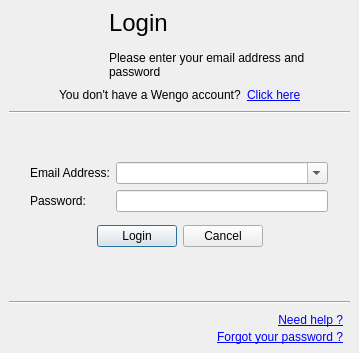
The window that wengophone/src/presentation/qt/login/LoginWindow.ui (tkrotoff/WengoPhone) describes before a commit, drawn with Qt 5.
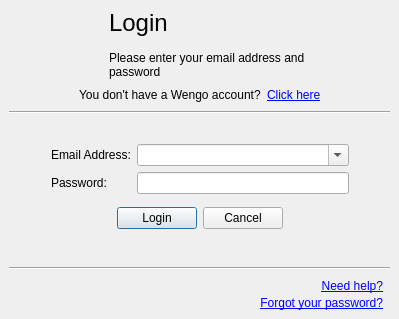
The same window after the commit. Icons and pictures are not drawn.

Commit message: - Fix inside french translation - Login window with better english texts

Patch:
```diff
--- a/wengophone/src/presentation/qt/login/LoginWindow.ui
+++ b/wengophone/src/presentation/qt/login/LoginWindow.ui
@@ -8,8 +8,8 @@
    <rect>
     <x>0</x>
     <y>0</y>
-    <width>359</width>
-    <height>353</height>
+    <width>399</width>
+    <height>319</height>
    </rect>
   </property>
   <property name="windowTitle" >
@@ -308,7 +308,7 @@
      <item row="1" column="1" >
       <widget class="QLabel" name="forgotPasswordLabel" >
        <property name="text" >
-        <string>&lt;span style=" text-decoration: underline; color:#0000ff;">Forgot your password ?&lt;/span></string>
+        <string>&lt;span style=" text-decoration: underline; color:#0000ff;">Forgot your password?&lt;/span></string>
        </property>
        <property name="alignment" >
         <set>Qt::AlignRight|Qt::AlignTrailing|Qt::AlignVCenter</set>
@@ -321,7 +321,7 @@
         <enum>Qt::LeftToRight</enum>
        </property>
        <property name="text" >
-        <string>&lt;span style=" text-decoration: underline; color:#0000ff;">Need help ?&lt;/span></string>
+        <string>&lt;span style=" text-decoration: underline; color:#0000ff;">Need help?&lt;/span></string>
        </property>
        <property name="textFormat" >
         <enum>Qt::AutoText</enum>
```
Left out of the diff: 6 changed lines with no effect on the pictures. The commit also changes 1 other file.
